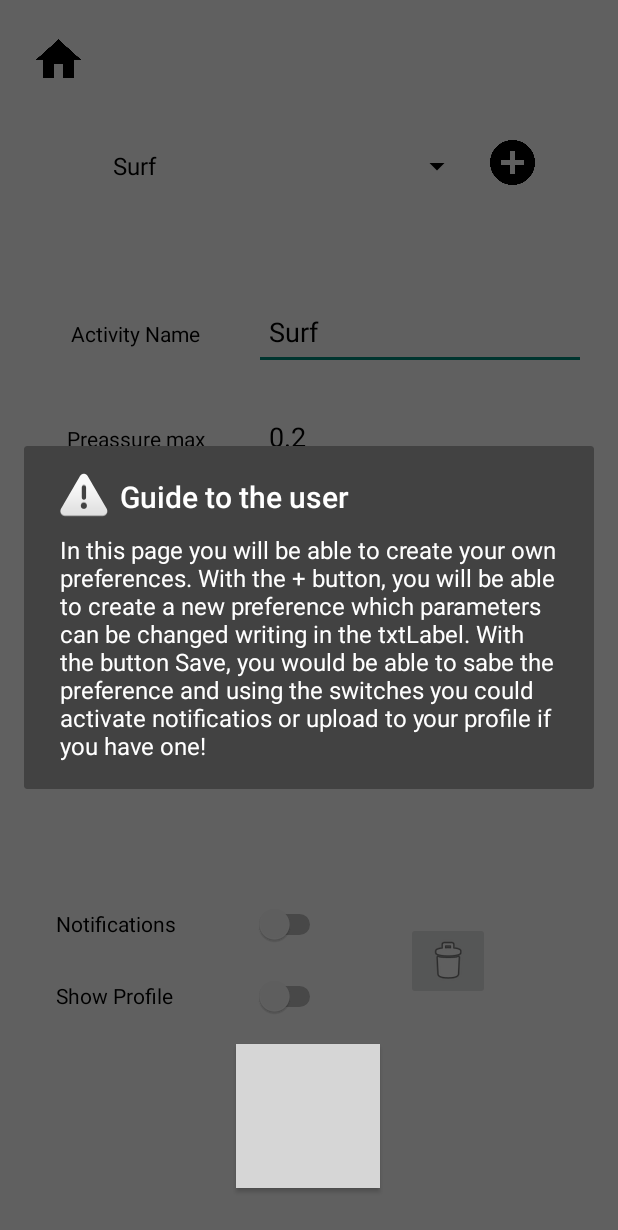
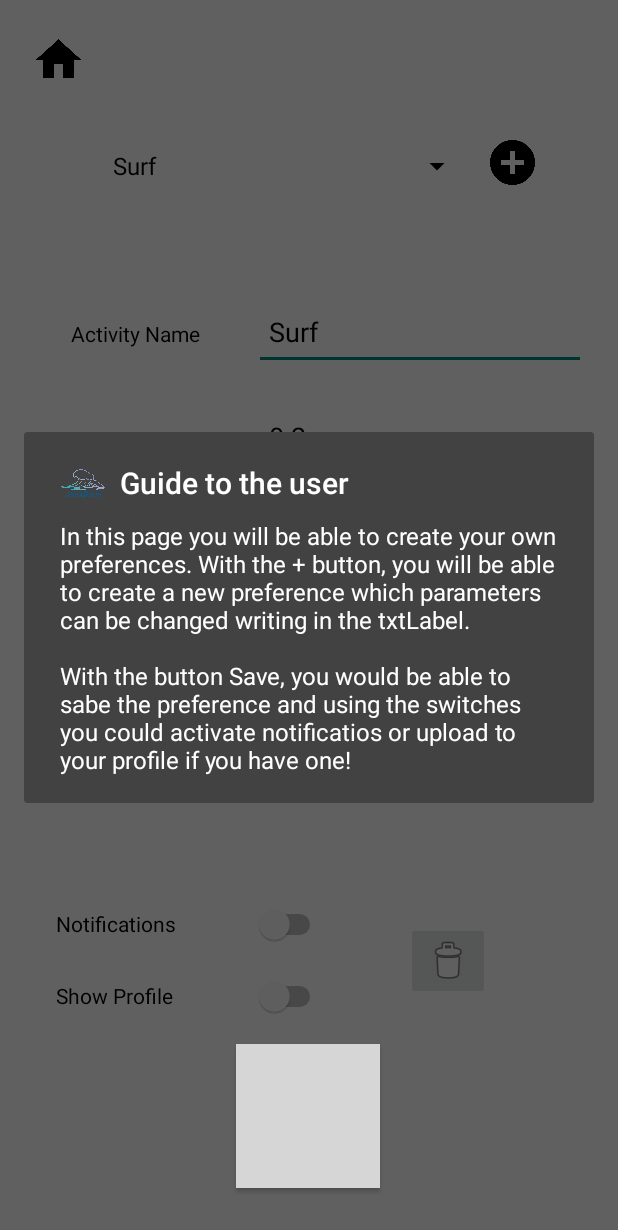
Before and after one commit to ssanjogo/Weadives, an Android app: the ConfiguracionDePreferencias screen opened directly, with no data from a screen before it, after a tap on an icon or button, on a phone screen of 412 x 824 dp. Shown: the top 1230 px of the screen. Run offline under Robolectric (Android 15) with nearby library versions, the phone set to English and light mode, and no system bars; 1 other tap on this screen came first; grey boxes are pictures that could not be loaded.

Commit message:
Cambio dialog ayuda; pequeños detalles.

```diff
--- a/app/src/main/java/com/example/weadives/ConfiguracionDePreferencias/ConfiguracionDePreferencias.java
+++ b/app/src/main/java/com/example/weadives/ConfiguracionDePreferencias/ConfiguracionDePreferencias.java
@@ -85,8 +85,8 @@ public class ConfiguracionDePreferencias extends AppCompatActivity {
                 btn_Interrogante.startAnimation(animation);
                 AlertDialog dialogBuilder= new AlertDialog.Builder(context)
                         .setTitle(resources.getString(R.string.ayuda))
-                        .setMessage(resources.getString(R.string.ayudapreferencias))
-                        .setIcon(android.R.drawable.ic_dialog_alert)
+                        .setMessage(resources.getString(R.string.ayudapreferencias)+"\n\n"+resources.getString(R.string.ayudapreferencias2))
+                        .setIcon(R.drawable.logo_weadives_copiarande)
                         .show();
             }
         });
@@ -411,8 +411,8 @@ public class ConfiguracionDePreferencias extends AppCompatActivity {
         public Dialog onCreateDialog(Bundle savedInstanceState) {
             // Use the Builder class for convenient dialog construction
             AlertDialog.Builder builder = new AlertDialog.Builder(getActivity());
-            builder.setMessage(R.string.ayudapreferencias);
-
+            builder.setMessage(R.string.ayudapreferencias+"\n"+R.string.ayudapreferencias2);
+            builder.setIcon(R.drawable.logo_weadives);
             // Create the AlertDialog object and return it
             return builder.create();
         }
--- a/app/src/main/res/values/strings.xml
+++ b/app/src/main/res/values/strings.xml
@@ -65,6 +65,7 @@
     <string name="AlreadyLike">You already Like/Disliked this</string>
     <string name="no_preferencias">There are no preferences</string>
     <string name="nuevo_parametro">New Parameter</string>
-    <string name="ayudapreferencias">In this page you will be able to create your own preferences. With the + button, you will be able to create a new preference which parameters can be changed writing in the txtLabel. With the button Save, you would be able to sabe the preference and using the switches you could activate notificatios or upload to your profile if you have one! </string>
+    <string name="ayudapreferencias">In this page you will be able to create your own preferences. With the + button, you will be able to create a new preference which parameters can be changed writing in the txtLabel.</string>
+    <string name="ayudapreferencias2" > With the button Save, you would be able to sabe the preference and using the switches you could activate notificatios or upload to your profile if you have one! </string>
     <string name="ayuda"> Guide to the user</string>
 </resources>
```
Also changed, not shown: app/src/main/res/drawable/logo_weadives_copiarande.PNG (added), 1 other file.
